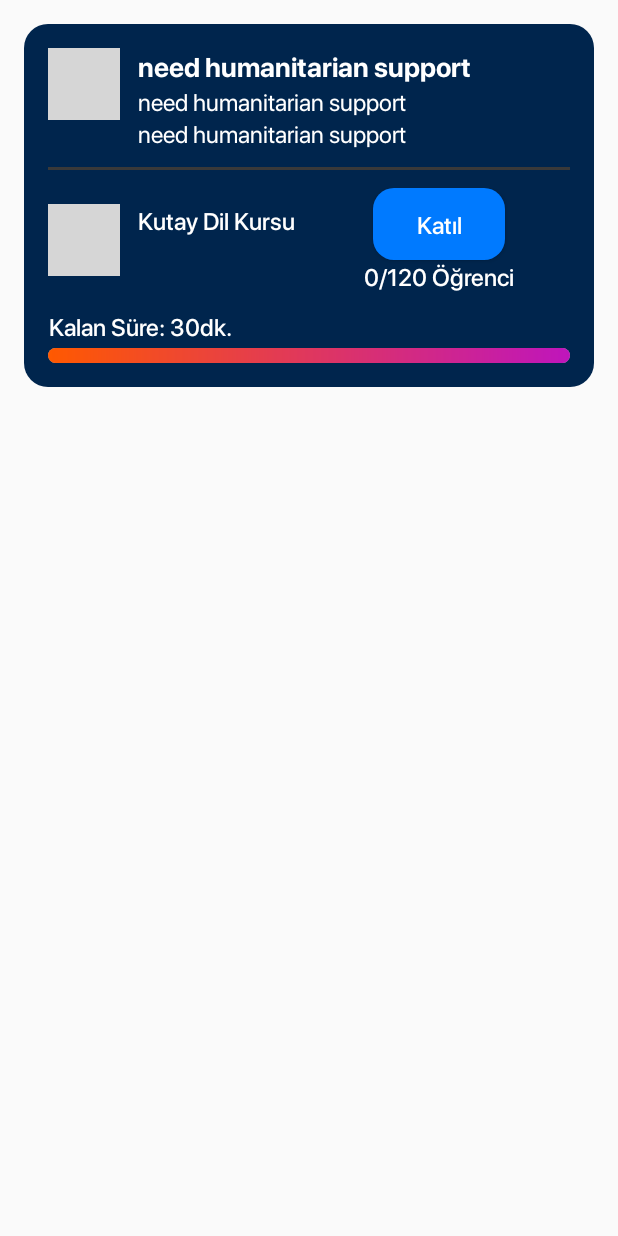
After one commit to hidirektor/lingo44-mobile-android, an Android app: the layout list_item_voice_room.xml on its own in the app's theme, with its tools: preview values and no code run, on a phone screen of 412 x 824 dp. The commit adds this screen. Run offline under Robolectric (Android 15) with nearby library versions, the phone set to English and light mode, and no system bars; grey boxes are pictures that could not be loaded.

Commit message:
Voice Room Item
Signed-off-by: hidirektor <hidirektor@gmail.com>

```diff
--- a/app/build.gradle.kts
+++ b/app/build.gradle.kts
@@ -42,6 +42,8 @@ dependencies {
     implementation(libs.superior.toasts)
     implementation(libs.gson)
     implementation(libs.avvylib)
+    implementation(libs.glide)
+    annotationProcessor(libs.compiler)
 
     implementation(libs.appcompat)
     implementation(libs.material)
--- a/app/src/main/AndroidManifest.xml
+++ b/app/src/main/AndroidManifest.xml
@@ -1,6 +1,8 @@
 <?xml version="1.0" encoding="utf-8"?>
 <manifest xmlns:android="http://schemas.android.com/apk/res/android"
     xmlns:tools="http://schemas.android.com/tools">
+
+    <uses-permission android:name="android.permission.INTERNET" />
 
     <application
         android:allowBackup="true"
--- /dev/null
+++ b/app/src/main/res/drawable/background_item_voice_room_list.xml
@@ -0,0 +1,8 @@
+<?xml version="1.0" encoding="utf-8"?>
+<shape xmlns:android="http://schemas.android.com/apk/res/android">
+    <size
+        android:width="32dp"
+        android:height="32dp" />
+    <corners android:radius="16dp"/>
+    <solid android:color="@color/body_surfaces_second"/>
+</shape>
--- /dev/null
+++ b/app/src/main/res/drawable/background_voice_room_progress_bar.xml
@@ -0,0 +1,19 @@
+<?xml version="1.0" encoding="utf-8"?>
+<layer-list xmlns:android="http://schemas.android.com/apk/res/android">
+    <item>
+        <shape xmlns:android="http://schemas.android.com/apk/res/android">
+            <solid android:color="@android:color/darker_gray"/>
+            <corners android:radius="5dp"/>
+        </shape>
+    </item>
+
+    <item>
+        <shape xmlns:android="http://schemas.android.com/apk/res/android">
+            <gradient
+                android:startColor="@color/loading_skeleton_start"
+                android:endColor="@color/loading_skeleton_end"
+                android:angle="0"/>
+            <corners android:radius="5dp"/>
+        </shape>
+    </item>
+</layer-list>
--- /dev/null
+++ b/app/src/main/res/layout/list_item_voice_room.xml
@@ -0,0 +1,146 @@
+<?xml version="1.0" encoding="utf-8"?>
+<LinearLayout xmlns:android="http://schemas.android.com/apk/res/android"
+    android:layout_width="match_parent"
+    android:layout_height="wrap_content"
+    android:orientation="vertical"
+    android:background="@drawable/background_item_voice_room_list"
+    android:padding="16dp"
+    android:layout_margin="16dp">
+
+    <LinearLayout
+        android:layout_width="match_parent"
+        android:layout_height="wrap_content"
+        android:orientation="vertical"
+        android:layout_gravity="center"
+        android:gravity="center">
+
+        <LinearLayout
+            android:layout_width="match_parent"
+            android:layout_height="wrap_content"
+            android:orientation="horizontal">
+            <ImageView
+                android:id="@+id/topicImage"
+                android:layout_width="48dp"
+                android:layout_height="48dp"
+                android:src="@drawable/template_profile_photo"
+                android:layout_marginEnd="12dp"/>
+            <LinearLayout
+                android:layout_width="match_parent"
+                android:layout_height="wrap_content"
+                android:orientation="vertical">
+                <TextView
+                    android:id="@+id/roomSubject"
+                    android:layout_width="wrap_content"
+                    android:layout_height="wrap_content"
+                    android:text="need humanitarian support"
+                    android:fontFamily="@font/sf_pro_bold"
+                    android:textColor="@color/body_primary"
+                    android:textSize="18sp"/>
+
+                <TextView
+                    android:id="@+id/startDate"
+                    android:layout_width="wrap_content"
+                    android:layout_height="wrap_content"
+                    android:text="need humanitarian support"
+                    android:fontFamily="@font/sf_pro_regular"
+                    android:textColor="@color/body_primary"
+                    android:textSize="16sp"/>
+                <TextView
+                    android:id="@+id/endDate"
+                    android:layout_width="wrap_content"
+                    android:layout_height="wrap_content"
+                    android:text="need humanitarian support"
+                    android:fontFamily="@font/sf_pro_regular"
+                    android:textColor="@color/body_primary"
+                    android:textSize="16sp"/>
+            </LinearLayout>
+        </LinearLayout>
+
+        <View
+            android:layout_width="match_parent"
+            android:layout_height="2dp"
+            android:background="@drawable/shape_stick"
+            android:layout_marginTop="12dp"
+            android:layout_marginBottom="12dp"/>
+
+        <LinearLayout
+            android:layout_width="match_parent"
+            android:layout_height="wrap_content"
+            android:orientation="horizontal"
+            android:layout_gravity="center_vertical"
+            android:gravity="center_vertical">
+            <LinearLayout
+                android:layout_width="0dp"
+                android:layout_weight="1.0"
+                android:layout_height="wrap_content"
+                android:orientation="horizontal">
+                <ImageView
+                    android:id="@+id/adminImage"
+                    android:layout_width="48dp"
+                    android:layout_height="48dp"
+                    android:src="@drawable/template_profile_photo"
+                    android:layout_marginEnd="12dp"/>
+                <TextView
+                    android:id="@+id/adminName"
+                    android:layout_width="wrap_content"
+                    android:layout_height="wrap_content"
+                    android:text="Kutay Dil Kursu"
+                    android:fontFamily="@font/sf_pro_medium"
+                    android:textColor="@color/body_primary"
+                    android:textSize="16sp"/>
+            </LinearLayout>
+            <LinearLayout
+                android:layout_width="0dp"
+                android:layout_weight="1.0"
+                android:layout_height="wrap_content"
+                android:orientation="vertical"
+                android:layout_gravity="center"
+                android:gravity="center">
+                <Button
+                    android:id="@+id/joinButton"
+                    android:layout_width="wrap_content"
+                    android:layout_height="wrap_content"
+                    android:text="@string/dashboard_join_speaking_club"
+                    android:fontFamily="@font/sf_pro_medium"
+                    android:textColor="@color/body_on_primary"
+                    android:background="@drawable/button_background_get_ready"
+                    android:textSize="16sp"
+                    android:textAllCaps="false"/>
+                <TextView
+                    android:id="@+id/participantsCount"
+                    android:layout_width="wrap_content"
+                    android:layout_height="wrap_content"
+                    android:text="0/120 Öğrenci"
+                    android:fontFamily="@font/sf_pro_medium"
+                    android:textColor="@color/body_primary"
+                    android:textAlignment="center"
+                    android:textSize="16sp"/>
+            </LinearLayout>
+        </LinearLayout>
+
+        <LinearLayout
+            android:layout_width="match_parent"
+            android:layout_height="wrap_content"
+            android:orientation="vertical"
+            android:layout_marginTop="12dp">
+            <TextView
+                android:id="@+id/remainTime"
+                android:layout_width="wrap_content"
+                android:layout_height="wrap_content"
+                android:text="Kalan Süre: 30dk."
+                android:fontFamily="@font/sf_pro_medium"
+                android:textColor="@color/body_primary"
+                android:textAlignment="center"
+                android:textSize="16sp"/>
+            <ProgressBar
+                android:id="@+id/timeRemainingBar"
+                style="@android:style/Widget.ProgressBar.Horizontal"
+                android:layout_width="match_parent"
+                android:layout_height="10dp"
+                android:progress="30"
+                android:max="100"
+                android:layout_marginTop="4dp"
+                android:progressDrawable="@drawable/background_voice_room_progress_bar"/>
+        </LinearLayout>
+    </LinearLayout>
+</LinearLayout>
--- a/app/src/main/res/values/strings.xml
+++ b/app/src/main/res/values/strings.xml
@@ -109,4 +109,9 @@
 
     <string name="dashboard_main_section">Kurs</string>
     <string name="dashboard_speaking_club_section">Konuşma Kulübü</string>
+    <string name="dashboard_join_speaking_club">Katıl</string>
+    <string name="voice_room_start_date">Başlangıç:\u0020</string>
+    <string name="voice_room_end_date">Bitiş:\u0020</string>
+    <string name="voice_room_student">Öğrenci</string>
+    <string name="voice_room_time_remain">Kalan Süre:\u0020</string>
 </resources>
--- a/gradle/libs.versions.toml
+++ b/gradle/libs.versions.toml
@@ -4,6 +4,8 @@ appcompatVersion = "1.1.0"
 avatarviewCoil = "1.0.4"
 avvylib = "1.2.0"
 ccp = "2.7.3"
+compiler = "4.13.0"
+glide = "4.16.0"
 gson = "2.10.1"
 junit = "4.13.2"
 junitVersion = "1.2.1"
@@ -23,6 +25,8 @@ avatarview-coil = { module = "io.getstream:avatarview-coil", version.ref = "avat
 avvylib = { module = "xyz.schwaab:avvylib", version.ref = "avvylib" }
 ccp = { module = "com.hbb20:ccp", version.ref = "ccp" }
 chaosleung-pinview = { module = "io.github.chaosleung:pinview", version.ref = "pinviewVersion" }
+compiler = { module = "com.github.bumptech.glide:compiler", version.ref = "compiler" }
+glide = { module = "com.github.bumptech.glide:glide", version.ref = "glide" }
 gson = { module = "com.google.code.gson:gson", version.ref = "gson" }
 junit = { group = "junit", name = "junit", version.ref = "junit" }
 ext-junit = { group = "androidx.test.ext", name = "junit", version.ref = "junitVersion" }
```
Also changed, not shown: app/src/main/java/com/hidirektor/lingify/UI/Screens/Dashboard/DashboardActivity.java (+64 -0 lines), app/src/main/java/com/hidirektor/lingify/Utility/Models/VoiceRoom/Adapter/VoiceRoomAdapter.java (added, +105 -0 lines), app/src/main/java/com/hidirektor/lingify/Utility/Models/VoiceRoom/VoiceRoom.java (added, +99 -0 lines), app/src/main/res/layout/activity_dashboard.xml (+11 -2 lines), 1 other file.
